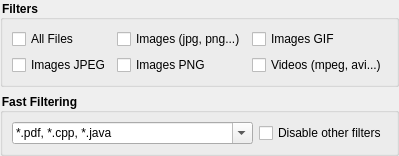
Old version of the form src/widgets/filterwidget.ui in the repository setvisible/ArrowDL.
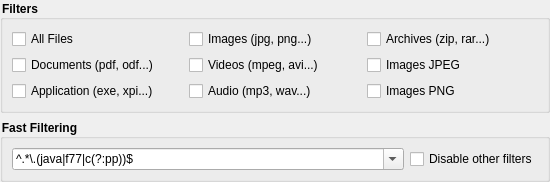
New version of the form.

Patch:
```diff
--- a/src/widgets/filterwidget.ui
+++ b/src/widgets/filterwidget.ui
@@ -6,8 +6,8 @@
    <rect>
     <x>0</x>
     <y>0</y>
-    <width>362</width>
-    <height>132</height>
+    <width>550</width>
+    <height>160</height>
    </rect>
   </property>
   <property name="styleSheet">
@@ -35,6 +35,20 @@
       <string>Filters</string>
      </property>
      <layout class="QGridLayout" name="gridLayout">
+      <item row="2" column="0">
+       <widget class="QCheckBox" name="checkBoxApplication">
+        <property name="text">
+         <string>Application (exe, xpi...)</string>
+        </property>
+       </widget>
+      </item>
+      <item row="1" column="0">
+       <widget class="QCheckBox" name="checkBoxDocument">
+        <property name="text">
+         <string>Documents (pdf, odf...)</string>
+        </property>
+       </widget>
+      </item>
       <item row="0" column="0">
        <widget class="QCheckBox" name="checkBox_all">
         <property name="text">
@@ -42,41 +56,48 @@
         </property>
        </widget>
       </item>
-      <item row="0" column="1">
-       <widget class="QCheckBox" name="checkBox_allImages">
+      <item row="2" column="1">
+       <widget class="QCheckBox" name="checkBoxAudio">
         <property name="text">
-         <string>Images (jpg, png...)</string>
-        </property>
-       </widget>
-      </item>
-      <item row="1" column="1">
-       <widget class="QCheckBox" name="checkBox_png">
-        <property name="text">
-         <string>Images PNG</string>
-        </property>
-       </widget>
-      </item>
-      <item row="1" column="0">
-       <widget class="QCheckBox" name="checkBox_jpeg">
-        <property name="text">
-         <string>Images JPEG</string>
+         <string>Audio (mp3, wav...)</string>
         </property>
        </widget>
       </item>
       <item row="0" column="2">
        <widget class="QCheckBox" name="checkBox_gif">
         <property name="text">
-         <string>Images GIF</string>
+         <string>Archives (zip, rar...)</string>
         </property>
        </widget>
       </item>
       <item row="1" column="2">
-       <widget class="QCheckBox" name="checkBox_allVideo">
+       <widget class="QCheckBox" name="checkBoxImageJpeg">
+        <property name="text">
+         <string>Images JPEG</string>
+        </property>
+       </widget>
+      </item>
+      <item row="1" column="1">
+       <widget class="QCheckBox" name="checkBoxVideo">
         <property name="text">
          <string>Videos (mpeg, avi...)</string>
         </property>
        </widget>
       </item>
+      <item row="0" column="1">
+       <widget class="QCheckBox" name="checkBoxImage">
+        <property name="text">
+         <string>Images (jpg, png...)</string>
+        </property>
+       </widget>
+      </item>
+      <item row="2" column="2">
+       <widget class="QCheckBox" name="checkBoxImagePng">
+        <property name="text">
+         <string>Images PNG</string>
+        </property>
+       </widget>
+      </item>
      </layout>
     </widget>
    </item>
@@ -91,9 +112,12 @@
         <property name="editable">
          <bool>true</bool>
         </property>
+        <property name="currentText">
+         <string>^.*\.(java|f77|c(?:pp))$</string>
+        </property>
         <item>
          <property name="text">
-          <string>*.pdf, *.cpp, *.java</string>
+          <string>^.*\.(java|f77|c(?:pp))$</string>
          </property>
         </item>
         <item>
```
Left out of the diff: 31 changed lines with no effect on the pictures.
